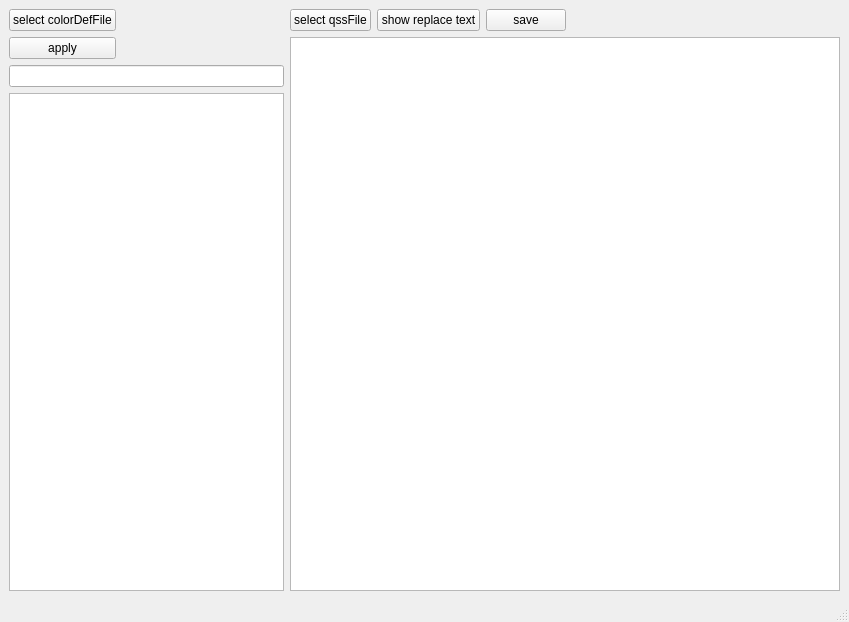
The window that mainwindow.ui (chenghongfeng/QssCreator) describes before a commit, drawn with Qt 5.
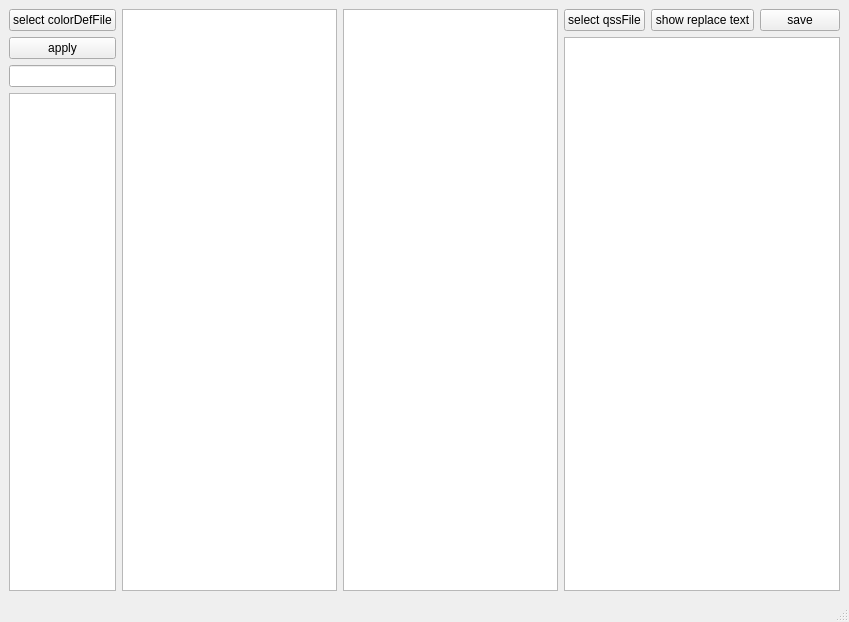
The same window after the commit.

Commit message: 1.修复了定义的变量的子字符串也是一个变量时不正确替换文本的bug 2.增加ColorDefTableModel 支持显示定义的颜色

```diff
--- a/mainwindow.ui
+++ b/mainwindow.ui
@@ -14,7 +14,7 @@
    <string>MainWindow</string>
   </property>
   <widget class="QWidget" name="centralwidget">
-   <layout class="QHBoxLayout" name="horizontalLayout_3" stretch="1,2">
+   <layout class="QHBoxLayout" name="horizontalLayout_3" stretch="1,0,0,2">
     <item>
      <layout class="QVBoxLayout" name="verticalLayout_2">
       <item>
@@ -60,6 +60,12 @@
       </item>
      </layout>
     </item>
+    <item>
+     <widget class="QListView" name="colorListView"/>
+    </item>
+    <item>
+     <widget class="QTableView" name="colorTableView"/>
+    </item>
     <item>
      <layout class="QVBoxLayout" name="verticalLayout_3">
       <item>
```
The commit also changes 10 other files.
